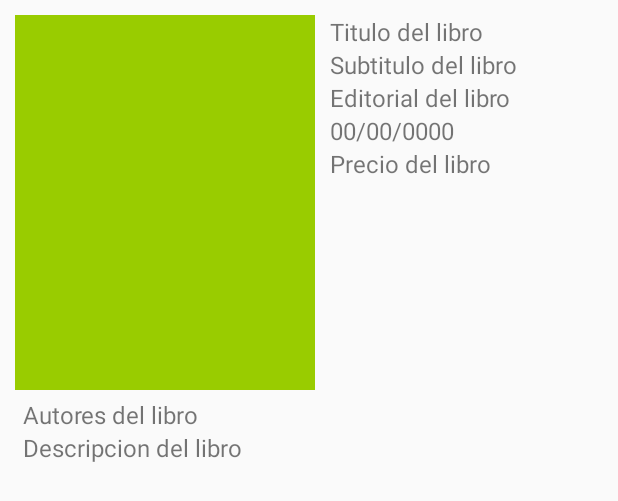
After one commit to cifupetit/Practica_SalleLibrary_SergioC_IanM, an Android app: the layout activity_book_description.xml on its own in the app's theme, with its tools: preview values and no code run, on a phone screen of 412 x 824 dp. The commit adds this screen. Shown: the top 501 px of the screen. Run offline under Robolectric (Android 15) with nearby library versions, the phone set to English and light mode, and no system bars.

Commit message:
Custom component (descripción libro) + conectada listview con activity description. NO FUNCIONA CORRECTAMENTE, problema con parcel de bookModel en authors y solcuionar datos mostrados en deescripción + falta descripcion del libro scrollable

```diff
--- a/app/src/main/AndroidManifest.xml
+++ b/app/src/main/AndroidManifest.xml
@@ -19,7 +19,8 @@
             </intent-filter>
         </activity>
         <activity android:name=".MainActivity" />
-        <activity android:name=".BooksListActivity"></activity>
+        <activity android:name=".BooksListActivity" />
+        <activity android:name=".BookDescription"></activity>
     </application>
 
 </manifest>
--- a/app/src/main/java/com/example/cifu/practica_sallelibrary_sergioc_ianm/models/BookModel.java
+++ b/app/src/main/java/com/example/cifu/practica_sallelibrary_sergioc_ianm/models/BookModel.java
@@ -100,7 +100,7 @@ public class BookModel implements Parcelable {
         dest.writeString(this.subtitle);
         dest.writeString(this.description);
         dest.writeString(this.publisher);
-        dest.writeStringArray(this.authors);
+        dest.writeString(this.authors.toString());
         dest.writeString(this.publishDate);
         dest.writeDouble(this.price);
     }
@@ -123,7 +123,7 @@ public class BookModel implements Parcelable {
         this.subtitle = source.readString();
         this.description = source.readString();
         this.publisher = source.readString();
-        source.readStringArray(this.authors);
+        this.authors = source.readString().split(",");
         this.publishDate = source.readString();
         this.price = source.readDouble();
     }
--- /dev/null
+++ b/app/src/main/res/layout/activity_book_description.xml
@@ -0,0 +1,14 @@
+<?xml version="1.0" encoding="utf-8"?>
+<LinearLayout xmlns:android="http://schemas.android.com/apk/res/android"
+    xmlns:app="http://schemas.android.com/apk/res-auto"
+    xmlns:tools="http://schemas.android.com/tools"
+    android:layout_width="match_parent"
+    android:layout_height="match_parent"
+    tools:context="com.example.cifu.practica_sallelibrary_sergioc_ianm.BookDescription">
+
+    <com.example.custombookdescription.CustomBookDescription
+        android:layout_width="match_parent"
+        android:layout_height="match_parent"
+        android:id="@+id/book_description"/>
+
+</LinearLayout>
--- /dev/null
+++ b/custombookdescription/src/main/AndroidManifest.xml
@@ -0,0 +1,2 @@
+<manifest xmlns:android="http://schemas.android.com/apk/res/android"
+    package="com.example.custombookdescription" />
--- /dev/null
+++ b/custombookdescription/src/main/java/com/example/custombookdescription/CustomBookDescription.java
@@ -0,0 +1,122 @@
+package com.example.custombookdescription;
+
+import android.content.Context;
+import android.content.res.TypedArray;
+import android.graphics.drawable.Drawable;
+import android.util.AttributeSet;
+import android.view.LayoutInflater;
+import android.widget.ImageView;
+import android.widget.LinearLayout;
+import android.widget.TextView;
+
+/**
+ * TODO: document your custom view class.
+ */
+public class CustomBookDescription extends LinearLayout {
+    private ImageView img;
+    private TextView titulo, subtitulo, editorial, fecha, precio, autores, descripcion;
+
+    public CustomBookDescription(Context context) {
+        super(context);
+        init(null, 0);
+    }
+
+    public CustomBookDescription(Context context, AttributeSet attrs) {
+        super(context, attrs);
+        init(attrs, 0);
+    }
+
+    public CustomBookDescription(Context context, AttributeSet attrs, int defStyle) {
+        super(context, attrs, defStyle);
+        init(attrs, defStyle);
+    }
+
+    private void init(AttributeSet attrs, int defStyle) {
+        LayoutInflater inflater = (LayoutInflater) getContext().getSystemService(Context.LAYOUT_INFLATER_SERVICE);
+        inflater.inflate(R.layout.custom_book_description, this);
+
+        img = (ImageView) findViewById(R.id.imagen_desc);
+        titulo = (TextView) findViewById(R.id.titulo_desc);
+        subtitulo = (TextView) findViewById(R.id.subtitulo_desc);
+        editorial = (TextView) findViewById(R.id.editorial_desc);
+        fecha = (TextView) findViewById(R.id.fecha_desc);
+        precio = (TextView) findViewById(R.id.precio_desc);
+        autores = (TextView) findViewById(R.id.autores_desc);
+        descripcion = (TextView) findViewById(R.id.descripcion_desc);
+
+        // Load attributes
+        TypedArray a = getContext().obtainStyledAttributes(attrs, R.styleable.CustomBookDescription, defStyle, 0);
+
+        Drawable auxImg = a.getDrawable(R.styleable.CustomBookDescription_img);
+        if (auxImg != null) {setImg(auxImg);}
+
+        float tamañoTexto = a.getDimension(R.styleable.CustomBookDescription_tamano_texto, 16);
+        if (tamañoTexto > 0) {setTamañoTexto(tamañoTexto);}
+
+        a.recycle();
+    }
+
+    public void setImg(Drawable img) {
+        this.img.setImageDrawable(img);
+        invalidate();
+        requestLayout();
+    }
+
+    public void setImg(String img) {
+        //Glide.with(this).load(img).into(this.img);
+    }
+
+    public void setTamañoTexto(float tamañoTexto) {
+        this.titulo.setTextSize(tamañoTexto);
+        this.subtitulo.setTextSize(tamañoTexto);
+        this.editorial.setTextSize(tamañoTexto);
+        this.fecha.setTextSize(tamañoTexto);
+        this.precio.setTextSize(tamañoTexto);
+        this.autores.setTextSize(tamañoTexto);
+        this.descripcion.setTextSize(tamañoTexto);
+        invalidate();
+        requestLayout();
+    }
+
+    public void setTitulo(String titulo) {
+        this.titulo.setText(titulo);
+        invalidate();
+        requestLayout();
+    }
+
+    public void setSubtitulo(String subtitulo) {
+        this.subtitulo.setText(subtitulo);
+        invalidate();
+        requestLayout();
+    }
+
+    public void setEditorial(String editorial) {
+        this.editorial.setText(editorial);
+        invalidate();
+        requestLayout();
+    }
+
+    public void setFecha(String fecha) {
+        this.fecha.setText(fecha);
+        invalidate();
+        requestLayout();
+    }
+
+    public void setPrecio(String precio) {
+        this.precio.setText(precio);
+        invalidate();
+        requestLayout();
+    }
+
+    public void setAutores(String autores) {
+        this.autores.setText(autores);
+        invalidate();
+        requestLayout();
+    }
+
+    public void setDescripcion(String descripcion) {
+        this.descripcion.setText(descripcion);
+        invalidate();
+        requestLayout();
+    }
+}
--- /dev/null
+++ b/custombookdescription/src/main/res/layout/custom_book_description.xml
@@ -0,0 +1,76 @@
+<?xml version="1.0" encoding="utf-8"?>
+<LinearLayout xmlns:android="http://schemas.android.com/apk/res/android"
+    android:orientation="vertical" android:layout_width="match_parent"
+    android:layout_height="match_parent"
+    android:padding="10dp">
+
+    <LinearLayout
+        android:layout_width="wrap_content"
+        android:layout_height="wrap_content"
+        android:orientation="horizontal">
+
+        <ImageView
+            android:layout_width="200sp"
+            android:layout_height="250sp"
+            android:id="@+id/imagen_desc"
+            android:background="@android:color/holo_green_light"
+            android:contentDescription="@string/app_name"/>
+
+        <LinearLayout
+            android:layout_width="match_parent"
+            android:layout_height="match_parent"
+            android:orientation="vertical"
+            android:layout_marginStart="10dp">
+            <TextView
+                android:layout_width="wrap_content"
+                android:layout_height="wrap_content"
+                android:text="@string/titulo_desc"
+                android:id="@+id/titulo_desc"/>
+            <TextView
+                android:layout_width="wrap_content"
+                android:layout_height="wrap_content"
+                android:text="@string/subtitulo_desc"
+                android:id="@+id/subtitulo_desc"/>
+            <TextView
+                android:layout_width="wrap_content"
+                android:layout_height="wrap_content"
+                android:text="@string/editorial_desc"
+                android:id="@+id/editorial_desc"/>
+            <TextView
+                android:layout_width="wrap_content"
+                android:layout_height="wrap_content"
+                android:text="@string/fecha_desc"
+                android:id="@+id/fecha_desc"/>
+            <TextView
+                android:layout_width="wrap_content"
+                android:layout_height="wrap_content"
+                android:text="@string/precio_desc"
+                android:id="@+id/precio_desc"/>
+        </LinearLayout>
+
+
+    </LinearLayout>
+
+    <LinearLayout
+        android:layout_width="match_parent"
+        android:layout_height="match_parent"
+        android:padding="5dp"
+        android:orientation="vertical">
+
+            <TextView
+                android:layout_width="wrap_content"
+                android:layout_height="wrap_content"
+                android:text="@string/autores_desc"
+                android:id="@+id/autores_desc"/>
+
+            <TextView
+                android:layout_width="match_parent"
+                android:layout_height="match_parent"
+                android:text="@string/descripcion_desc"
+                android:id="@+id/descripcion_desc"
+                android:scrollHorizontally="true"
+                android:isScrollContainer="true"
+                android:scrollbarStyle="insideOverlay"/>
+    </LinearLayout>
+
+</LinearLayout>
--- /dev/null
+++ b/custombookdescription/src/main/res/values/attrs_custom_book_description.xml
@@ -0,0 +1,6 @@
+<resources>
+    <declare-styleable name="CustomBookDescription">
+        <attr name="img" format="integer"/>
+        <attr name="tamano_texto" format="dimension"/>
+    </declare-styleable>
+</resources>
--- /dev/null
+++ b/custombookdescription/src/main/res/values/strings.xml
@@ -0,0 +1,10 @@
+<resources>
+    <string name="app_name">CustomBookDescription</string>
+    <string name="titulo_desc">Titulo del libro</string>
+    <string name="subtitulo_desc">Subtitulo del libro</string>
+    <string name="autores_desc">Autores del libro</string>
+    <string name="editorial_desc">Editorial del libro</string>
+    <string name="fecha_desc">00/00/0000</string>
+    <string name="precio_desc">Precio del libro</string>
+    <string name="descripcion_desc">Descripcion del libro</string>
+</resources>
--- a/settings.gradle
+++ b/settings.gradle
@@ -1 +1 @@
-include ':app'
+include ':app', ':custombookdescription'
```
Also changed, not shown: app/build.gradle (+4 -3 lines), app/src/main/java/com/example/cifu/practica_sallelibrary_sergioc_ianm/BookDescription.java (added, +34 -0 lines), app/src/main/java/com/example/cifu/practica_sallelibrary_sergioc_ianm/BooksListActivity.java (+11 -2 lines), custombookdescription/build.gradle (added, +34 -0 lines), 4 other files.
